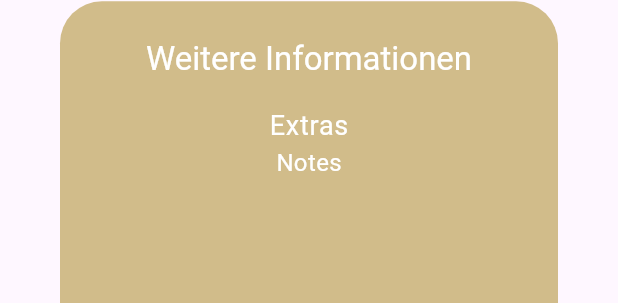
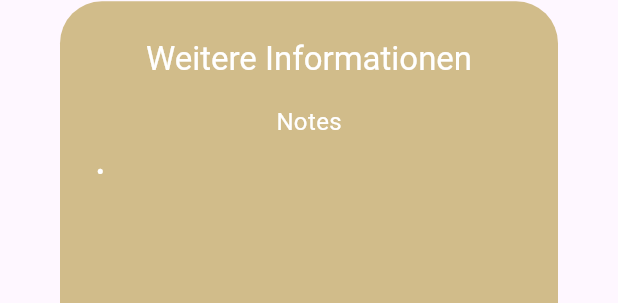
Before and after one commit to AM3d0/cafe, a Flutter app: the InfoAboutDialog widget shown alone on an empty page, opened directly with empty values, on a phone screen of 412 x 824 dp. Shown: the part 118-421 px from the top of the screen. Run offline on Flutter 3.47's test engine with Material 3 defaults, Android fonts, the phone set to English and light mode, and no system bars; our stand-ins replace cloud_firestore, firebase_core, shared_preferences; accounts and stored records are empty.

Commit message:
Adding some pic

```diff
--- a/cafe/lib/components/alert_dialog.dart
+++ b/cafe/lib/components/alert_dialog.dart
@@ -21,21 +21,22 @@ class _InfoAboutDialogState extends State<InfoAboutDialog> {
         height: 500,
         child: Column(
           children: [
-            Text('Extras', style: Theme.of(context).textTheme.bodyLarge),
-            ...widget.extras.map(
-              (extra) => Row(
-                children: [
-                  Text('• ', style: Theme.of(context).textTheme.bodyMedium),
-                  Text(extra, style: Theme.of(context).textTheme.bodyMedium),
-                ],
-              ),
-            ),
+            // Text('Extras', style: Theme.of(context).textTheme.bodyLarge),
+            // ...widget.extras.map(
+            //   (extra) => Row(
+            //     children: [
+            //       Text('• ', style: Theme.of(context).textTheme.bodyMedium),
+            //       Text(extra, style: Theme.of(context).textTheme.bodyMedium),
+            //     ],
+            //   ),
+            // ),
             Column(
               children: [
                 Text('Notes'),
                 SizedBox(height: 10),
                 Row(
                   children: [
+                    Text('• ', style: Theme.of(context).textTheme.bodyMedium),
                     Text(widget.note),
                   ],
                 ),
--- a/cafe/lib/main.dart
+++ b/cafe/lib/main.dart
@@ -24,10 +24,6 @@ void main() async {
   );
 }
 
-Future initializePrefs() async{
-
-}
-
 class MyApp extends StatelessWidget {
   const MyApp({super.key});
   @override
--- a/cafe/lib/pages/customer_pages/products_page.dart
+++ b/cafe/lib/pages/customer_pages/products_page.dart
@@ -82,7 +82,7 @@ class _ProductsPageState extends State<ProductsPage> {
                       tabs: [
                         Tab(icon: Icon(Icons.cake), text: 'Cakes'),
                         Tab(icon: Icon(Icons.local_cafe), text: 'Hot Drinks'),
-                        Tab(text: 'Cold Drinks'),
+                        Tab(icon: Icon(Icons.local_drink),text: 'Cold Drinks'),
                       ],
                     ),
                     Expanded(
--- a/cafe/pubspec.yaml
+++ b/cafe/pubspec.yaml
@@ -63,8 +63,7 @@ flutter:
 
   # To add assets to your application, add an assets section, like this:
   assets:
-    - lib/assets/pictures/chocomint.png
-
+    - lib/assets/pictures/
   # An image asset can refer to one or more resolution-specific "variants", see
   # https://flutter.dev/to/resolution-aware-images
 
```
Also changed, not shown: cafe/lib/pages/customer_pages/product_detail.dart (+23 -10 lines), cafe/lib/pages/customer_pages/product_visualization.dart (+7 -7 lines), cafe/lib/assets/pictures/black_forest_cake.jpeg (added), cafe/lib/assets/pictures/cappuccino.jpeg (added), cafe/lib/assets/pictures/chai_latte.jpeg (added), cafe/lib/assets/pictures/cheese_cake.jpeg (added), cafe/lib/assets/pictures/chocolate_cake.jpeg (added), cafe/lib/assets/pictures/espresso.jpeg (added), cafe/lib/assets/pictures/green_tea.jpeg (added), cafe/lib/assets/pictures/hot_chocolate.jpeg (added), cafe/lib/assets/pictures/red_velvet_cake.jpeg (added), cafe/lib/assets/pictures/strawberry_cake.jpeg (added).
